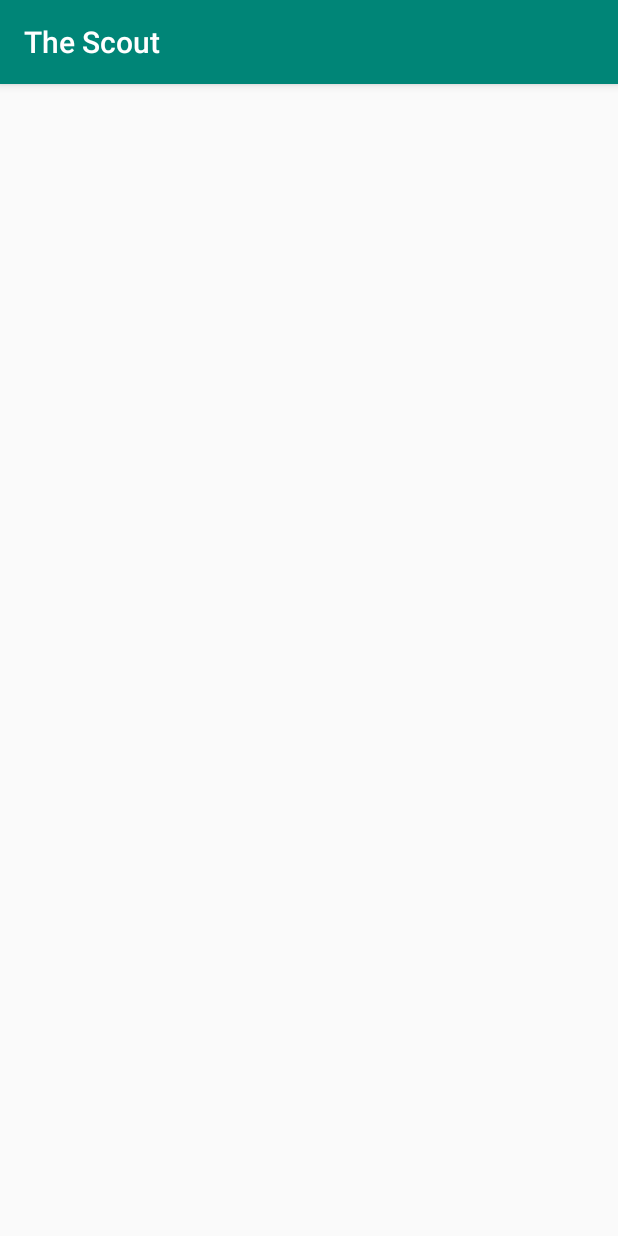
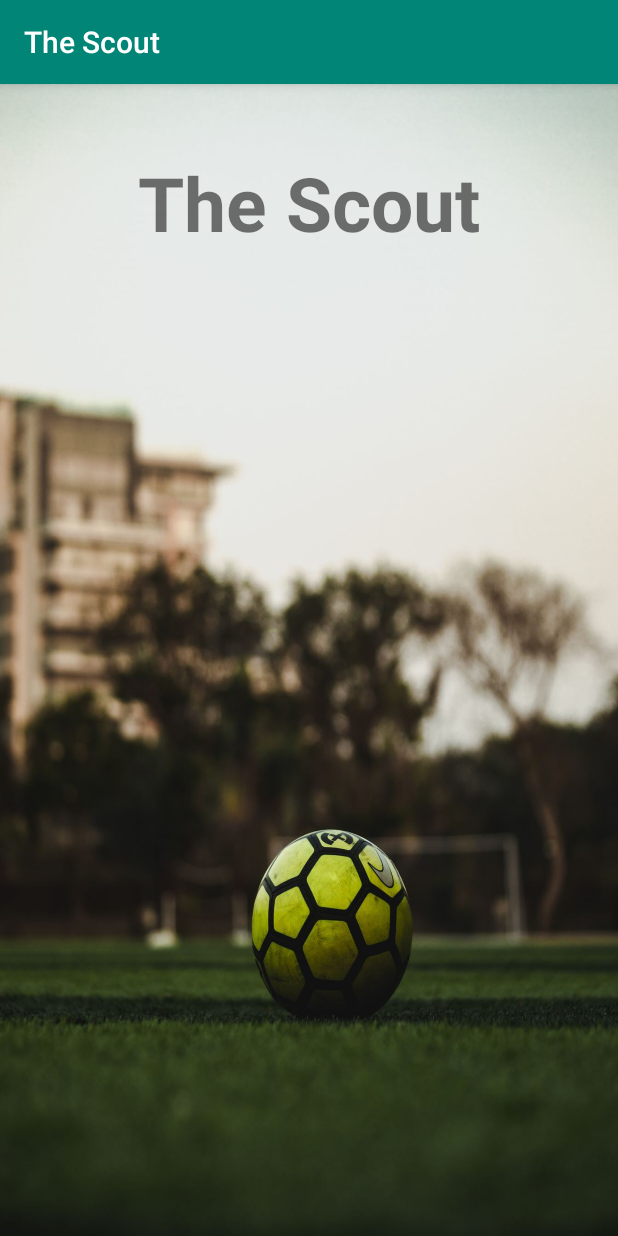
Before and after one commit to barakamulas/TheScout, an Android app: the screen it shows after launch (MainActivity), on a phone screen of 412 x 824 dp. Run offline under Robolectric (Android 15) with nearby library versions, the phone set to English and light mode, and no system bars.

Commit message:
Add a background image to the main activity and a title textview

```diff
--- a/app/src/main/res/layout/activity_main.xml
+++ b/app/src/main/res/layout/activity_main.xml
@@ -1,5 +1,19 @@
 <?xml version="1.0" encoding="utf-8"?>
 <RelativeLayout xmlns:android="http://schemas.android.com/apk/res/android"
-    android:layout_width="match_parent" android:layout_height="match_parent">
+    android:layout_width="match_parent"
+    android:layout_height="match_parent"
+    android:background="@drawable/main_background">
+
+    <TextView
+        android:id="@+id/title"
+        android:layout_width="wrap_content"
+        android:layout_height="wrap_content"
+        android:text="@string/the_scout"
+        android:layout_centerHorizontal="true"
+        android:layout_alignParentTop="true"
+        android:layout_marginTop="45dp"
+        android:textSize="50sp"
+        android:textStyle="bold"/>
+
 
 </RelativeLayout>
--- a/app/src/main/res/values/strings.xml
+++ b/app/src/main/res/values/strings.xml
@@ -1,3 +1,4 @@
 <resources>
     <string name="app_name">The Scout</string>
+    <string name="the_scout">The Scout</string>
 </resources>
```
Also changed, not shown: app/src/main/res/drawable/main_background.jpg (added).
